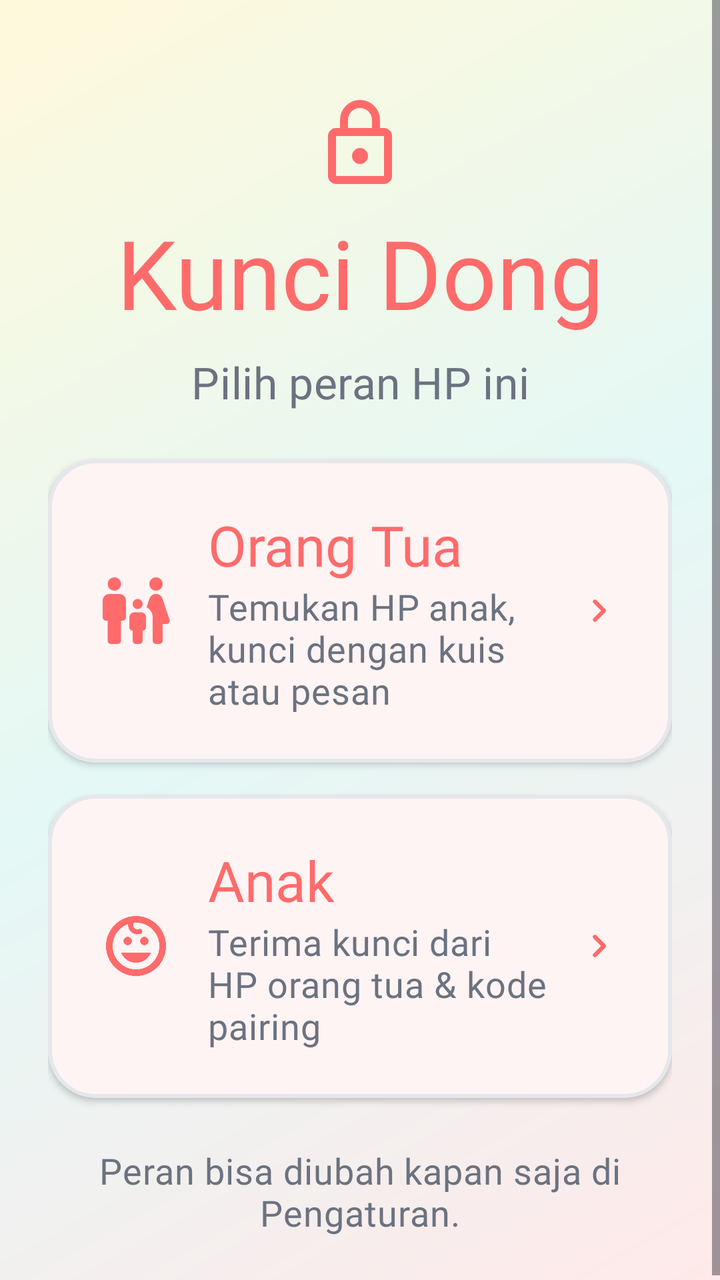
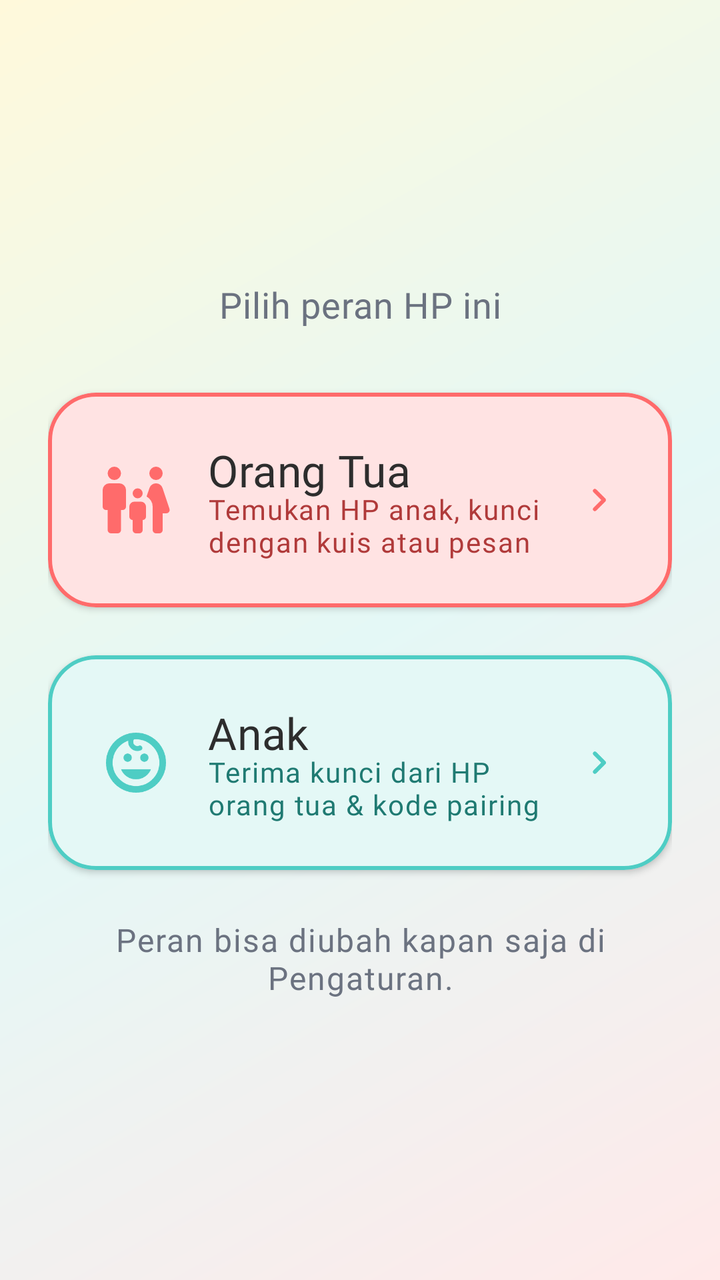

The first picture is an Android layout as it rendered before a commit; the second is the same layout after the commit. The layout source and the unified diff follow.
<!-- AndroidManifest.xml: activity theme Theme.Customlockscreen.NoActionBar -->
<!-- res/layout/activity_role_selection.xml -->
<?xml version="1.0" encoding="utf-8"?>
<ScrollView xmlns:android="http://schemas.android.com/apk/res/android"
    xmlns:app="http://schemas.android.com/apk/res-auto"
    android:layout_width="match_parent"
    android:layout_height="match_parent"
    android:background="@drawable/gradient_background"
    android:fillViewport="true">

    <LinearLayout
        android:layout_width="match_parent"
        android:layout_height="wrap_content"
        android:orientation="vertical"
        android:padding="@dimen/space_lg"
        android:gravity="center_horizontal">

        <ImageView
            android:layout_width="@dimen/icon_hero"
            android:layout_height="@dimen/icon_hero"
            android:src="@drawable/ic_lock"
            app:tint="@color/primary"
            android:contentDescription="@null"
            android:importantForAccessibility="no"
            android:layout_marginTop="@dimen/space_lg" />

        <TextView
            android:layout_width="match_parent"
            android:layout_height="wrap_content"
            android:text="@string/role_title"
            android:textAppearance="@style/TextAppearance.Customlockscreen.Display"
            android:textColor="@color/primary"
            android:textAlignment="center"
            android:layout_marginTop="@dimen/space_sm"
            android:layout_marginBottom="@dimen/space_sm" />

        <TextView
            android:layout_width="match_parent"
            android:layout_height="wrap_content"
            android:text="@string/role_subtitle"
            android:textAppearance="@style/TextAppearance.Customlockscreen.Heading"
            android:textStyle="normal"
            android:textColor="@color/content_secondary"
            android:textAlignment="center"
            android:layout_marginBottom="@dimen/space_lg" />

        
        <com.google.android.material.card.MaterialCardView
            android:id="@+id/cardParent"
            style="@style/Widget.Customlockscreen.Card"
            android:layout_width="match_parent"
            android:layout_height="wrap_content"
            android:layout_marginBottom="@dimen/space_md"
            android:clickable="true"
            android:focusable="true"
            android:foreground="?android:attr/selectableItemBackground">

            <LinearLayout
                android:layout_width="match_parent"
                android:layout_height="wrap_content"
                android:orientation="horizontal"
                android:gravity="center_vertical"
                android:padding="@dimen/space_lg">

                <ImageView
                    android:layout_width="@dimen/icon_xl"
                    android:layout_height="@dimen/icon_xl"
                    android:src="@drawable/ic_family_restroom"
                    app:tint="@color/primary"
                    android:contentDescription="@null"
                    android:importantForAccessibility="no"
                    android:layout_marginEnd="@dimen/space_md" />

                <LinearLayout
                    android:layout_width="0dp"
                    android:layout_height="wrap_content"
                    android:layout_weight="1"
                    android:orientation="vertical">

                    <TextView
                        android:layout_width="wrap_content"
                        android:layout_height="wrap_content"
                        android:text="@string/role_parent"
                        android:textAppearance="@style/TextAppearance.Customlockscreen.Title"
                        android:textColor="@color/primary" />

                    <TextView
                        android:layout_width="wrap_content"
                        android:layout_height="wrap_content"
                        android:text="@string/role_parent_desc"
                        android:textAppearance="@style/TextAppearance.Customlockscreen.Body"
                        android:textColor="@color/content_secondary" />

                </LinearLayout>

                <ImageView
                    android:layout_width="@dimen/icon_lg"
                    android:layout_height="@dimen/icon_lg"
                    android:src="@drawable/ic_chevron_right"
                    app:tint="@color/primary"
                    android:contentDescription="@null"
                    android:importantForAccessibility="no" />

            </LinearLayout>

        </com.google.android.material.card.MaterialCardView>

        
        <com.google.android.material.card.MaterialCardView
            android:id="@+id/cardKids"
            style="@style/Widget.Customlockscreen.Card"
            android:layout_width="match_parent"
            android:layout_height="wrap_content"
            android:layout_marginBottom="@dimen/space_md"
            android:clickable="true"
            android:focusable="true"
            android:foreground="?android:attr/selectableItemBackground">

            <LinearLayout
                android:layout_width="match_parent"
                android:layout_height="wrap_content"
                android:orientation="horizontal"
                android:gravity="center_vertical"
                android:padding="@dimen/space_lg">

                <ImageView
                    android:layout_width="@dimen/icon_xl"
                    android:layout_height="@dimen/icon_xl"
                    android:src="@drawable/ic_child_care"
                    app:tint="@color/primary"
                    android:contentDescription="@null"
                    android:importantForAccessibility="no"
                    android:layout_marginEnd="@dimen/space_md" />

                <LinearLayout
                    android:layout_width="0dp"
                    android:layout_height="wrap_content"
                    android:layout_weight="1"
                    android:orientation="vertical">

                    <TextView
                        android:layout_width="wrap_content"
                        android:layout_height="wrap_content"
                        android:text="@string/role_kids"
                        android:textAppearance="@style/TextAppearance.Customlockscreen.Title"
                        android:textColor="@color/primary" />

                    <TextView
                        android:layout_width="wrap_content"
                        android:layout_height="wrap_content"
                        android:text="@string/role_kids_desc"
                        android:textAppearance="@style/TextAppearance.Customlockscreen.Body"
                        android:textColor="@color/content_secondary" />

                </LinearLayout>

                <ImageView
                    android:layout_width="@dimen/icon_lg"
                    android:layout_height="@dimen/icon_lg"
                    android:src="@drawable/ic_chevron_right"
                    app:tint="@color/primary"
                    android:contentDescription="@null"
                    android:importantForAccessibility="no" />

            </LinearLayout>

        </com.google.android.material.card.MaterialCardView>

        <TextView
            android:layout_width="match_parent"
            android:layout_height="wrap_content"
            android:text="@string/role_footer"
            android:textAppearance="@style/TextAppearance.Customlockscreen.Body"
            android:textColor="@color/content_secondary"
            android:textAlignment="center"
            android:layout_marginTop="@dimen/space_sm" />

    </LinearLayout>

</ScrollView>
<!-- resources referenced by this layout -->
<resources>
  <color name="content_secondary">#6B7280</color>
  <color name="primary">#FF6B6B</color>
  <dimen name="icon_hero">48dp</dimen>
  <dimen name="icon_lg">24dp</dimen>
  <dimen name="icon_xl">40dp</dimen>
  <dimen name="space_lg">24dp</dimen>
  <dimen name="space_md">16dp</dimen>
  <dimen name="space_sm">8dp</dimen>
  <!-- drawable ic_lock (drawable) -->
  <vector xmlns:android="http://schemas.android.com/apk/res/android"
      android:width="24dp"
      android:height="24dp"
      android:viewportWidth="960"
      android:viewportHeight="960"
      android:tint="?attr/colorControlNormal">
    <path
        android:fillColor="@android:color/white"
        android:pathData="M240,880Q207,880 183.5,856.5Q160,833 160,800L160,400Q160,367 183.5,343.5Q207,320 240,320L280,320L280,240Q280,157 338.5,98.5Q397,40 480,40Q563,40 621.5,98.5Q680,157 680,240L680,320L720,320Q753,320 776.5,343.5Q800,367 800,400L800,800Q800,833 776.5,856.5Q753,880 720,880L240,880ZM240,800L720,800Q720,800 720,800Q720,800 720,800L720,400Q720,400 720,400Q720,400 720,400L240,400Q240,400 240,400Q240,400 240,400L240,800Q240,800 240,800Q240,800 240,800ZM480,680Q513,680 536.5,656.5Q560,633 560,600Q560,567 536.5,543.5Q513,520 480,520Q447,520 423.5,543.5Q400,567 400,600Q400,633 423.5,656.5Q447,680 480,680ZM360,320L600,320L600,240Q600,190 565,155Q530,120 480,120Q430,120 395,155Q360,190 360,240L360,320ZM240,800Q240,800 240,800Q240,800 240,800L240,400Q240,400 240,400Q240,400 240,400L240,400Q240,400 240,400Q240,400 240,400L240,800Q240,800 240,800Q240,800 240,800L240,800Z"/>
  </vector>
  <string name="role_footer">Peran bisa diubah kapan saja di Pengaturan.</string>
  <string name="role_kids">Anak</string>
  <string name="role_kids_desc">Terima kunci dari HP orang tua &amp; kode pairing</string>
  <string name="role_parent">Orang Tua</string>
  <string name="role_parent_desc">Temukan HP anak, kunci dengan kuis atau pesan</string>
  <string name="role_subtitle">Pilih peran HP ini</string>
  <string name="role_title">Kunci Dong</string>
  <style name="TextAppearance.Customlockscreen.Display" parent="TextAppearance.Material3.DisplaySmall">
          <item name="android:textSize">@dimen/text_display</item>
          <item name="android:fontFamily">@font/titan_one</item>
      </style>
  <style name="TextAppearance.Customlockscreen.Title" parent="TextAppearance.Material3.TitleLarge">
          <item name="android:textSize">@dimen/text_title</item>
          <item name="android:fontFamily">@font/titan_one</item>
      </style>
  <style name="Theme.Customlockscreen.NoActionBar" parent="Base.Theme.Customlockscreen">
          <item name="windowActionBar">false</item>
          <item name="windowNoTitle">true</item>
      </style>
  <color name="gradient_start">#FFE9E9</color>
  <color name="gradient_center">#E4F8F6</color>
  <color name="gradient_end">#FFF9DB</color>
  <dimen name="text_body">18sp</dimen>
  <dimen name="text_display">48sp</dimen>
  <dimen name="text_heading">22sp</dimen>
  <dimen name="text_title">28sp</dimen>
  <color name="surface_base">#FFFFFFFF</color>
  <dimen name="radius_lg">24dp</dimen>
  <dimen name="elevation_sm">2dp</dimen>
  <color name="card_border">#E5E7EB</color>
  <color name="white">#FFFFFFFF</color>
  <color name="primary_container">#FFE3E3</color>
  <color name="content_primary">#2D2D2D</color>
  <color name="secondary">#4ECDC4</color>
  <color name="secondary_container">#E4F8F6</color>
  <color name="tertiary">#FFE66D</color>
  <color name="surface_muted">#F9FAFB</color>
  <color name="error">#FF6B6B</color>
  <style name="Widget.Customlockscreen.Tooltip" parent="Widget.Material3.Tooltip">
          <item name="android:background">@drawable/tooltip_background</item>
          <item name="android:textColor">@color/white</item>
      </style>
  <color name="tooltip_bg">#2D2D2D</color>
  <dimen name="radius_md">16dp</dimen>
  <!-- unchanged entries left out for length: 9 -->
</resources>

<!-- the commit's change to res/layout/activity_role_selection.xml (unified diff, before → after) -->
@@ -11,36 +11,16 @@
         android:layout_height="wrap_content"
         android:orientation="vertical"
         android:padding="@dimen/space_lg"
-        android:gravity="center_horizontal">
-
-        <ImageView
-            android:layout_width="@dimen/icon_hero"
-            android:layout_height="@dimen/icon_hero"
-            android:src="@drawable/ic_lock"
-            app:tint="@color/primary"
-            android:contentDescription="@null"
-            android:importantForAccessibility="no"
-            android:layout_marginTop="@dimen/space_lg" />
-
-        <TextView
-            android:layout_width="match_parent"
-            android:layout_height="wrap_content"
-            android:text="@string/role_title"
-            android:textAppearance="@style/TextAppearance.Customlockscreen.Display"
-            android:textColor="@color/primary"
-            android:textAlignment="center"
-            android:layout_marginTop="@dimen/space_sm"
-            android:layout_marginBottom="@dimen/space_sm" />
+        android:gravity="center">
 
         <TextView
             android:layout_width="match_parent"
             android:layout_height="wrap_content"
             android:text="@string/role_subtitle"
-            android:textAppearance="@style/TextAppearance.Customlockscreen.Heading"
-            android:textStyle="normal"
+            android:textAppearance="@style/TextAppearance.Customlockscreen.Body"
             android:textColor="@color/content_secondary"
             android:textAlignment="center"
-            android:layout_marginBottom="@dimen/space_lg" />
+            android:layout_marginBottom="@dimen/space_xl" />
 
         
         <com.google.android.material.card.MaterialCardView
@@ -48,10 +28,12 @@
             style="@style/Widget.Customlockscreen.Card"
             android:layout_width="match_parent"
             android:layout_height="wrap_content"
-            android:layout_marginBottom="@dimen/space_md"
+            android:layout_marginBottom="@dimen/space_lg"
             android:clickable="true"
             android:focusable="true"
-            android:foreground="?android:attr/selectableItemBackground">
+            android:foreground="?android:attr/selectableItemBackground"
+            app:cardBackgroundColor="@color/primary_container"
+            app:strokeColor="@color/primary">
 
             <LinearLayout
                 android:layout_width="match_parent"
@@ -79,15 +61,18 @@
                         android:layout_width="wrap_content"
                         android:layout_height="wrap_content"
                         android:text="@string/role_parent"
-                        android:textAppearance="@style/TextAppearance.Customlockscreen.Title"
-                        android:textColor="@color/primary" />
+                        android:textAppearance="@style/TextAppearance.Customlockscreen.Heading"
+                        android:textColor="@color/content_primary" />
 
                     <TextView
                         android:layout_width="wrap_content"
                         android:layout_height="wrap_content"
                         android:text="@string/role_parent_desc"
-                        android:textAppearance="@style/TextAppearance.Customlockscreen.Body"
-                        android:textColor="@color/content_secondary" />
+                        android:textAppearance="@style/TextAppearance.Customlockscreen.Xs"
+                        android:textStyle="normal"
+                        android:textColor="@color/primary_text"
+                        android:includeFontPadding="false"
+                        android:layout_marginTop="-3dp" />
 
                 </LinearLayout>
 
@@ -109,10 +94,11 @@
             style="@style/Widget.Customlockscreen.Card"
             android:layout_width="match_parent"
             android:layout_height="wrap_content"
-            android:layout_marginBottom="@dimen/space_md"
             android:clickable="true"
             android:focusable="true"
-            android:foreground="?android:attr/selectableItemBackground">
+            android:foreground="?android:attr/selectableItemBackground"
+            app:cardBackgroundColor="@color/secondary_container"
+            app:strokeColor="@color/secondary">
 
             <LinearLayout
                 android:layout_width="match_parent"
@@ -125,7 +111,7 @@
                     android:layout_width="@dimen/icon_xl"
                     android:layout_height="@dimen/icon_xl"
                     android:src="@drawable/ic_child_care"
-                    app:tint="@color/primary"
+                    app:tint="@color/secondary"
                     android:contentDescription="@null"
                     android:importantForAccessibility="no"
                     android:layout_marginEnd="@dimen/space_md" />
@@ -140,15 +126,18 @@
                         android:layout_width="wrap_content"
                         android:layout_height="wrap_content"
                         android:text="@string/role_kids"
-                        android:textAppearance="@style/TextAppearance.Customlockscreen.Title"
-                        android:textColor="@color/primary" />
+                        android:textAppearance="@style/TextAppearance.Customlockscreen.Heading"
+                        android:textColor="@color/content_primary" />
 
                     <TextView
                         android:layout_width="wrap_content"
                         android:layout_height="wrap_content"
                         android:text="@string/role_kids_desc"
-                        android:textAppearance="@style/TextAppearance.Customlockscreen.Body"
-                        android:textColor="@color/content_secondary" />
+                        android:textAppearance="@style/TextAppearance.Customlockscreen.Xs"
+                        android:textStyle="normal"
+                        android:textColor="@color/secondary_text"
+                        android:includeFontPadding="false"
+                        android:layout_marginTop="-3dp" />
 
                 </LinearLayout>
 
@@ -156,7 +145,7 @@
                     android:layout_width="@dimen/icon_lg"
                     android:layout_height="@dimen/icon_lg"
                     android:src="@drawable/ic_chevron_right"
-                    app:tint="@color/primary"
+                    app:tint="@color/secondary"
                     android:contentDescription="@null"
                     android:importantForAccessibility="no" />
 
@@ -168,10 +157,10 @@
             android:layout_width="match_parent"
             android:layout_height="wrap_content"
             android:text="@string/role_footer"
-            android:textAppearance="@style/TextAppearance.Customlockscreen.Body"
+            android:textAppearance="@style/TextAppearance.Customlockscreen.Label"
             android:textColor="@color/content_secondary"
             android:textAlignment="center"
-            android:layout_marginTop="@dimen/space_sm" />
+            android:layout_marginTop="@dimen/space_lg" />
 
     </LinearLayout>
 
<!-- resource entries referenced after the edit -->
@@ -2,37 +2,25 @@
 <resources>
   <color name="content_secondary">#6B7280</color>
   <color name="primary">#FF6B6B</color>
-  <dimen name="icon_hero">48dp</dimen>
   <dimen name="icon_lg">24dp</dimen>
   <dimen name="icon_xl">40dp</dimen>
   <dimen name="space_lg">24dp</dimen>
   <dimen name="space_md">16dp</dimen>
-  <dimen name="space_sm">8dp</dimen>
-  <!-- drawable ic_lock (drawable) -->
-  <vector xmlns:android="http://schemas.android.com/apk/res/android"
-      android:width="24dp"
-      android:height="24dp"
-      android:viewportWidth="960"
-      android:viewportHeight="960"
-      android:tint="?attr/colorControlNormal">
-    <path
-        android:fillColor="@android:color/white"
-        android:pathData="M240,880Q207,880 183.5,856.5Q160,833 160,800L160,400Q160,367 183.5,343.5Q207,320 240,320L280,320L280,240Q280,157 338.5,98.5Q397,40 480,40Q563,40 621.5,98.5Q680,157 680,240L680,320L720,320Q753,320 776.5,343.5Q800,367 800,400L800,800Q800,833 776.5,856.5Q753,880 720,880L240,880ZM240,800L720,800Q720,800 720,800Q720,800 720,800L720,400Q720,400 720,400Q720,400 720,400L240,400Q240,400 240,400Q240,400 240,400L240,800Q240,800 240,800Q240,800 240,800ZM480,680Q513,680 536.5,656.5Q560,633 560,600Q560,567 536.5,543.5Q513,520 480,520Q447,520 423.5,543.5Q400,567 400,600Q400,633 423.5,656.5Q447,680 480,680ZM360,320L600,320L600,240Q600,190 565,155Q530,120 480,120Q430,120 395,155Q360,190 360,240L360,320ZM240,800Q240,800 240,800Q240,800 240,800L240,400Q240,400 240,400Q240,400 240,400L240,400Q240,400 240,400Q240,400 240,400L240,800Q240,800 240,800Q240,800 240,800L240,800Z"/>
-  </vector>
+  <dimen name="space_xl">32dp</dimen>
   <string name="role_footer">Peran bisa diubah kapan saja di Pengaturan.</string>
   <string name="role_kids">Anak</string>
   <string name="role_kids_desc">Terima kunci dari HP orang tua &amp; kode pairing</string>
   <string name="role_parent">Orang Tua</string>
   <string name="role_parent_desc">Temukan HP anak, kunci dengan kuis atau pesan</string>
   <string name="role_subtitle">Pilih peran HP ini</string>
-  <string name="role_title">Kunci Dong</string>
-  <style name="TextAppearance.Customlockscreen.Display" parent="TextAppearance.Material3.DisplaySmall">
-          <item name="android:textSize">@dimen/text_display</item>
-          <item name="android:fontFamily">@font/titan_one</item>
+  <style name="TextAppearance.Customlockscreen.Label" parent="TextAppearance.Material3.LabelMedium">
+          <item name="android:textSize">@dimen/text_label</item>
+          <item name="android:fontFamily">@font/poppins</item>
       </style>
-  <style name="TextAppearance.Customlockscreen.Title" parent="TextAppearance.Material3.TitleLarge">
-          <item name="android:textSize">@dimen/text_title</item>
-          <item name="android:fontFamily">@font/titan_one</item>
+  <style name="TextAppearance.Customlockscreen.Xs" parent="TextAppearance.Material3.LabelSmall">
+          <item name="android:textSize">@dimen/text_xs</item>
+          <item name="android:textStyle">bold</item>
+          <item name="android:fontFamily">@font/poppins</item>
       </style>
   <style name="Theme.Customlockscreen.NoActionBar" parent="Base.Theme.Customlockscreen">
           <item name="windowActionBar">false</item>
@@ -42,18 +30,20 @@
   <color name="gradient_center">#E4F8F6</color>
   <color name="gradient_end">#FFF9DB</color>
   <dimen name="text_body">18sp</dimen>
-  <dimen name="text_display">48sp</dimen>
   <dimen name="text_heading">22sp</dimen>
-  <dimen name="text_title">28sp</dimen>
+  <dimen name="text_label">16sp</dimen>
+  <dimen name="text_xs">14sp</dimen>
   <color name="surface_base">#FFFFFFFF</color>
   <dimen name="radius_lg">24dp</dimen>
   <dimen name="elevation_sm">2dp</dimen>
   <color name="card_border">#E5E7EB</color>
   <color name="white">#FFFFFFFF</color>
   <color name="primary_container">#FFE3E3</color>
+  <color name="primary_text">#B03A3A</color>
   <color name="content_primary">#2D2D2D</color>
   <color name="secondary">#4ECDC4</color>
   <color name="secondary_container">#E4F8F6</color>
+  <color name="secondary_text">#1F7A72</color>
   <color name="tertiary">#FFE66D</color>
   <color name="surface_muted">#F9FAFB</color>
   <color name="error">#FF6B6B</color>
